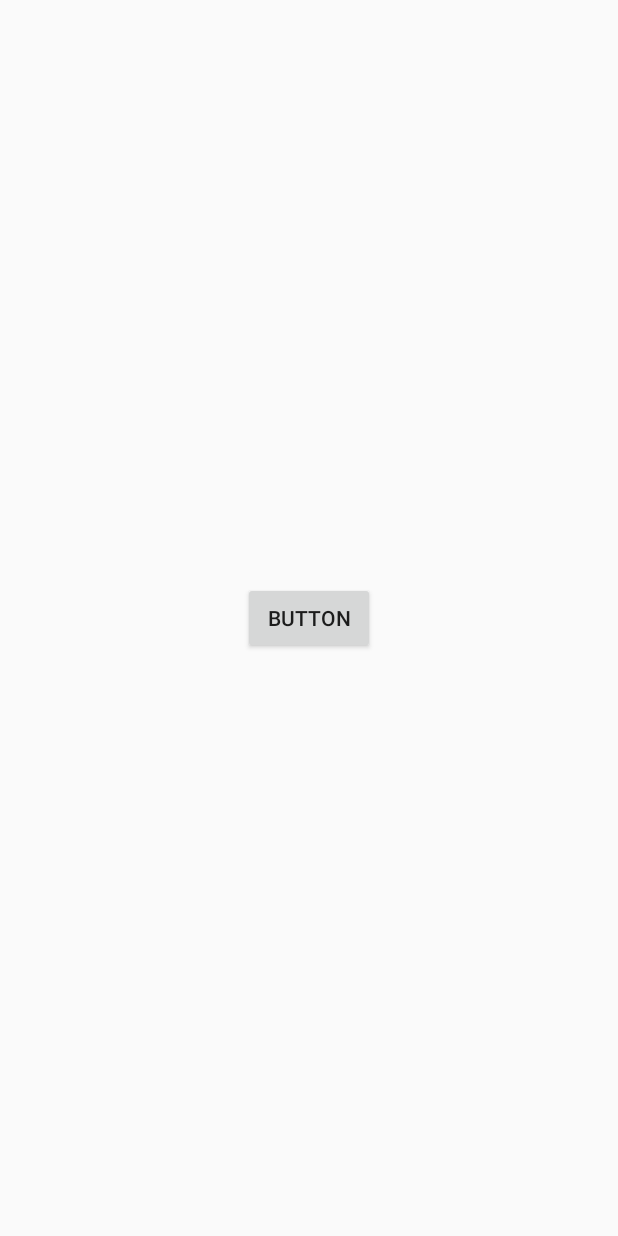
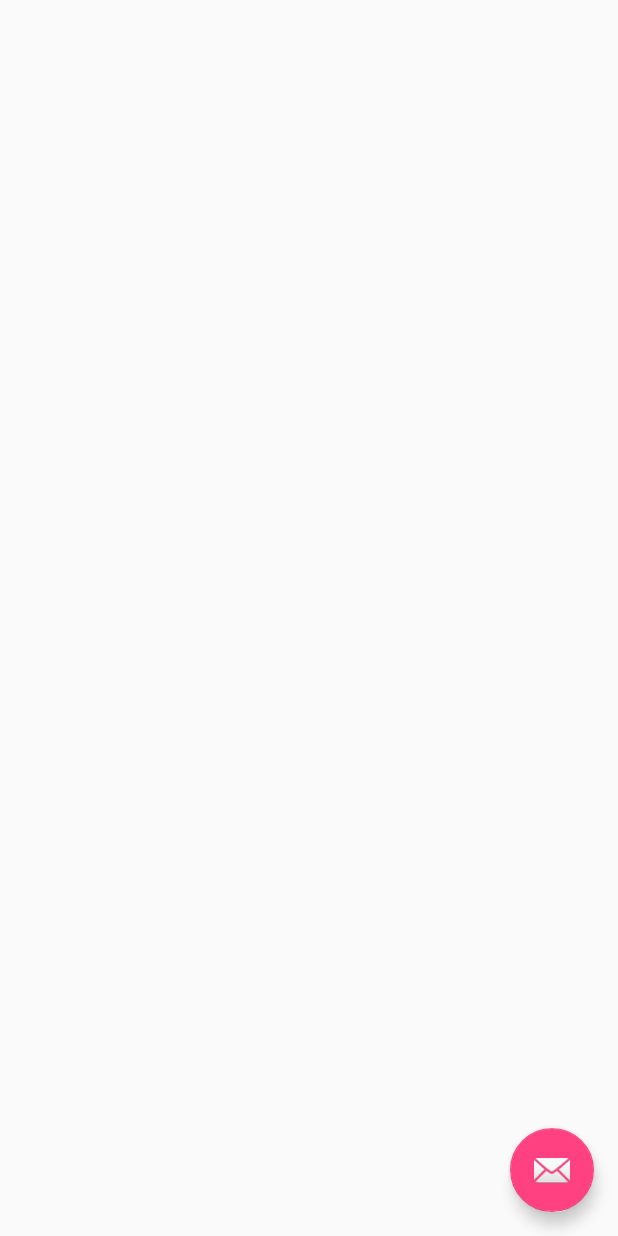
Before and after one commit to OrdonTeam/DesignLibraryWorkshop, an Android app: the screen it shows after launch (MainActivity), on a phone screen of 412 x 824 dp. Run offline under Robolectric (Android 15) with nearby library versions, the phone set to English and light mode, and no system bars.

Commit message:
Add FloatingActionButton

```diff
--- a/app/src/main/res/layout/main_activity.xml
+++ b/app/src/main/res/layout/main_activity.xml
@@ -5,10 +5,11 @@
     android:layout_width="match_parent"
     android:layout_height="match_parent">
 
-    <Button
+    <android.support.design.widget.FloatingActionButton
         android:id="@+id/button"
         android:layout_width="wrap_content"
         android:layout_height="wrap_content"
-        android:layout_gravity="center"
-        android:text="@string/button"/>
+        android:layout_gravity="bottom|end"
+        android:layout_margin="@dimen/fab_margin"
+        android:src="@android:drawable/ic_dialog_email"/>
 </FrameLayout>
--- /dev/null
+++ b/app/src/main/res/values/dimens.xml
@@ -0,0 +1,4 @@
+<?xml version="1.0" encoding="utf-8"?>
+<resources>
+    <dimen name="fab_margin">16dp</dimen>
+</resources>
```
